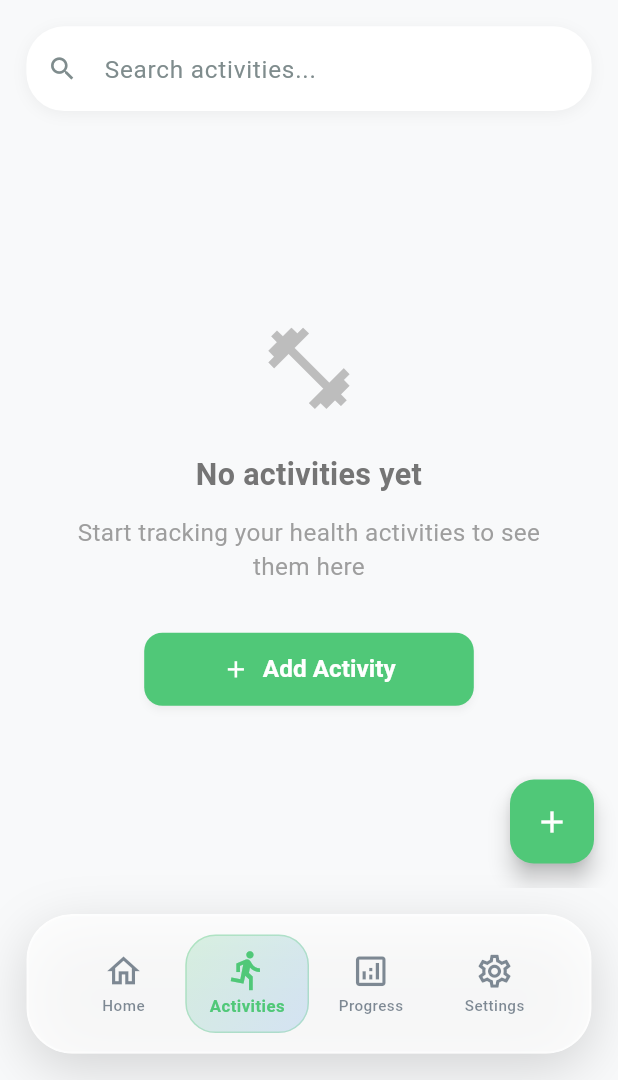
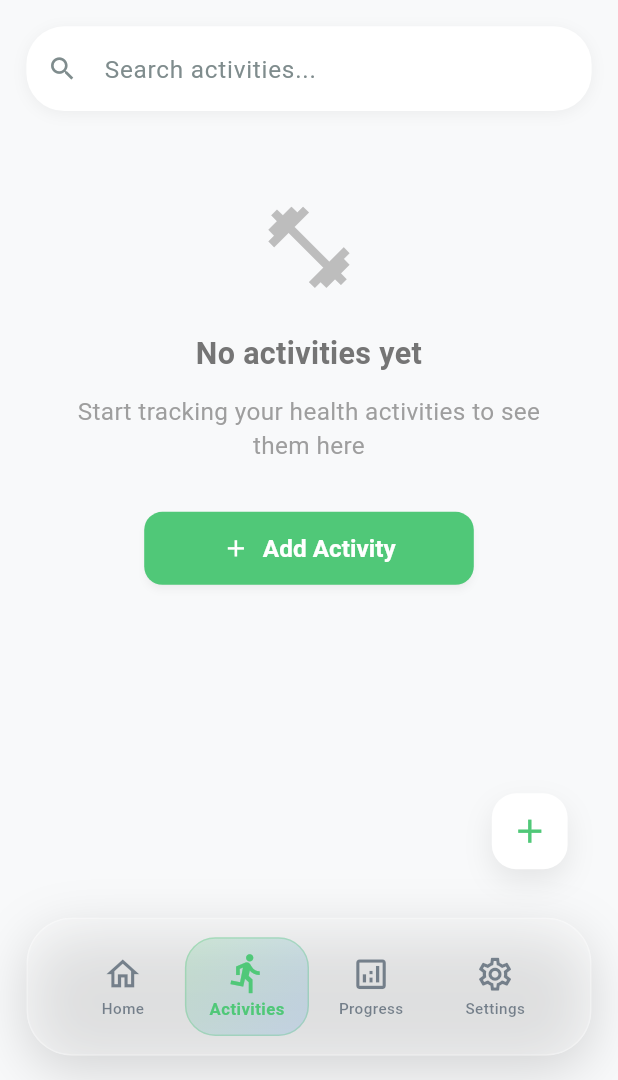
Before and after one commit to Kuruzukel/HTMAD, a Flutter app: the MainScreen screen opened directly, swiped to page 2, on a phone screen of 412 x 824 dp, the part 156-1236 px from its top. Run offline on Flutter 3.47's test engine with Material 3 defaults, Android fonts, the phone set to English and light mode, and no system bars; our stand-ins replace cloud_firestore, connectivity_plus, firebase_auth, firebase_core, fl_chart, flutter_local_notifications and 3 more; accounts and stored records are empty; Roboto replaces fonts that are missing (Poppins).

Commit message:
Adjust dashboard, add activity icon, and setings screen

```diff
--- a/lib/core/theme/app_theme.dart
+++ b/lib/core/theme/app_theme.dart
@@ -7,6 +7,7 @@ import '../app_config.dart';
 
 class AppTheme {
   // Color Palette
+  static const Color primaryLightColor = Color(0xFF6BE28D); // Lighter emerald
   static const Color primaryColor = Color(0xFF50C878); // Emerald green
   static const Color primaryDarkColor = Color(0xFF3DA861); // Darker emerald
   static const Color secondaryColor = Color(0xFF4A90E2);
--- a/lib/presentation/screens/activities/activities_screen.dart
+++ b/lib/presentation/screens/activities/activities_screen.dart
@@ -98,6 +98,8 @@ class _ActivitiesScreenState extends State<ActivitiesScreen>
 
   @override
   Widget build(BuildContext context) {
+    final bottomOffset = MediaQuery.of(context).padding.bottom + 16.h;
+
     return Scaffold(
       appBar: AppBar(
         title: const Text('Activities'),
@@ -149,10 +151,35 @@ class _ActivitiesScreenState extends State<ActivitiesScreen>
           );
         },
       ),
-      floatingActionButton: FloatingActionButton(
-        onPressed: _navigateToAddActivity,
-        backgroundColor: AppTheme.primaryColor,
-        child: const Icon(Icons.add, color: Colors.white),
+      floatingActionButtonLocation: FloatingActionButtonLocation.endFloat,
+      floatingActionButton: Padding(
+        padding: EdgeInsets.only(
+          right: 16.w,
+          bottom: bottomOffset,
+        ),
+        child: GestureDetector(
+          onTap: _navigateToAddActivity,
+          child: Container(
+            width: 46.w,
+            height: 46.w,
+            decoration: BoxDecoration(
+              color: Colors.white,
+              borderRadius: BorderRadius.circular(16.r),
+              boxShadow: [
+                BoxShadow(
+                  color: Colors.black.withValues(alpha: 0.08),
+                  blurRadius: 16,
+                  offset: const Offset(0, 8),
+                ),
+              ],
+            ),
+            child: Icon(
+              Icons.add,
+              color: AppTheme.primaryColor,
+              size: 26.sp,
+            ),
+          ),
+        ),
       ),
     );
   }
@@ -184,11 +211,17 @@ class _ActivitiesScreenState extends State<ActivitiesScreen>
   }
 
   Widget _buildEmptyState() {
-    return Center(
+    return LayoutBuilder(
+      builder: (context, constraints) {
+        return SingleChildScrollView(
+          physics: const AlwaysScrollableScrollPhysics(),
+          child: ConstrainedBox(
+            constraints: BoxConstraints(minHeight: constraints.maxHeight),
             child: Padding(
-        padding: EdgeInsets.all(32.w),
+              padding: EdgeInsets.symmetric(horizontal: 32.w, vertical: 40.h),
               child: Column(
-          mainAxisAlignment: MainAxisAlignment.center,
+                mainAxisSize: MainAxisSize.min,
+                crossAxisAlignment: CrossAxisAlignment.center,
                 children: [
                   Icon(
                     Icons.fitness_center_outlined,
@@ -226,6 +259,9 @@ class _ActivitiesScreenState extends State<ActivitiesScreen>
                 ],
               ),
             ),
+          ),
+        );
+      },
     );
   }
 
--- a/lib/presentation/screens/main/main_screen.dart
+++ b/lib/presentation/screens/main/main_screen.dart
@@ -76,6 +76,7 @@ class _MainScreenState extends State<MainScreen> {
   @override
   Widget build(BuildContext context) {
     return Scaffold(
+      extendBody: true,
       body: PageView(
         controller: _pageController,
         onPageChanged: _onPageChanged,
@@ -89,8 +90,9 @@ class _MainScreenState extends State<MainScreen> {
     final theme = Theme.of(context);
     final isDark = theme.brightness == Brightness.dark;
 
-    return Container(
-      margin: EdgeInsets.all(16.w),
+    return Padding(
+      padding: EdgeInsets.fromLTRB(16.w, 0, 16.w, 16.h),
+      child: Container(
         decoration: BoxDecoration(
           borderRadius: BorderRadius.circular(30.r),
           boxShadow: [
@@ -109,14 +111,14 @@ class _MainScreenState extends State<MainScreen> {
             child: Container(
               decoration: BoxDecoration(
                 color: isDark
-                  ? Colors.white.withValues(alpha: 0.1)
-                  : Colors.white.withValues(alpha: 0.8),
+                    ? Colors.white.withValues(alpha: 0.08)
+                    : Colors.white.withValues(alpha: 0.25),
                 borderRadius: BorderRadius.circular(30.r),
                 border: Border.all(
                   color: isDark
-                    ? Colors.white.withValues(alpha: 0.2)
-                    : Colors.white.withValues(alpha: 0.5),
-                width: 1.5,
+                      ? Colors.white.withValues(alpha: 0.15)
+                      : Colors.white.withValues(alpha: 0.3),
+                  width: 1,
                 ),
               ),
               child: Padding(
@@ -149,6 +151,7 @@ class _MainScreenState extends State<MainScreen> {
                       index: 3,
                     ),
                   ],
+                ),
               ),
             ),
           ),
```
Also changed, not shown: lib/presentation/screens/dashboard/widgets/dashboard_header.dart (+24 -19 lines), lib/presentation/screens/settings/settings_screen.dart (+0 -11 lines). Lines whose indentation alone changed are shown as unchanged.
